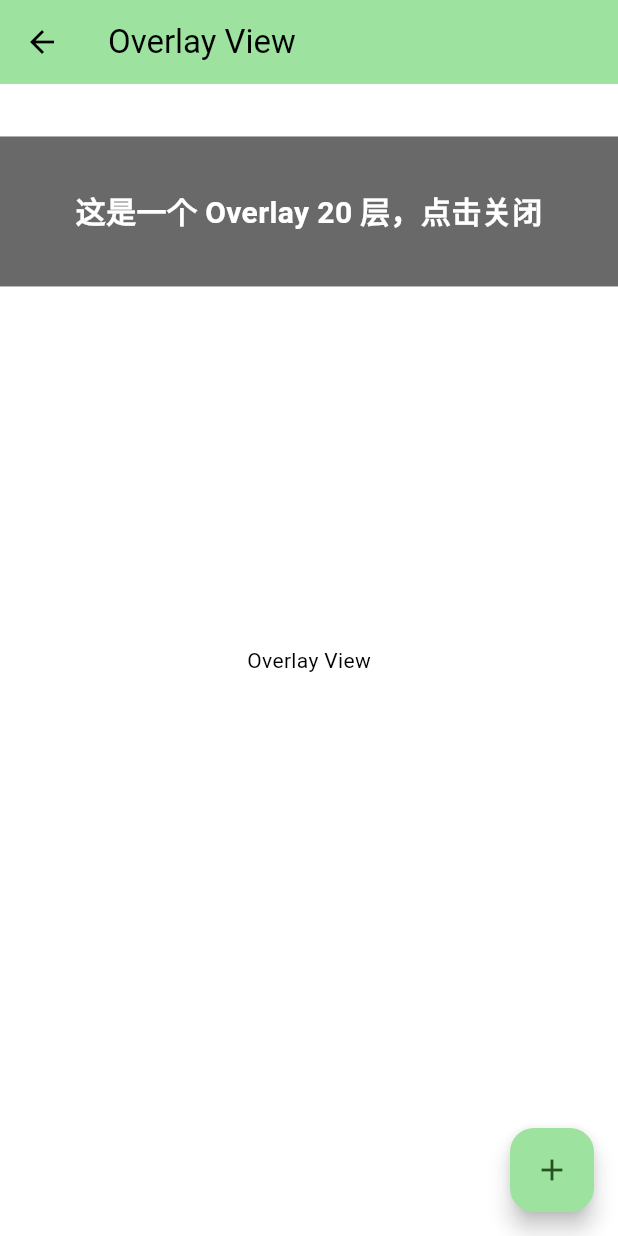
After one commit to zhaotl/flutter_workshop, a Flutter app: the OverlayView screen opened by its route, after a tap on the "add" icon, on a phone screen of 412 x 824 dp. The commit adds this screen. Run offline on Flutter 3.47's test engine with Material 3 defaults, Android fonts, the phone set to English and light mode, and no system bars; our stand-ins replace dio, flex_color_scheme, get.

Commit message:
add overlay

```diff
--- a/lib/main.dart
+++ b/lib/main.dart
@@ -2,6 +2,7 @@ import 'package:flutter/material.dart';
 import 'package:flutter_workshop/flip_image.dart';
 import 'package:flutter_workshop/flipping_switch.dart';
 import 'package:flutter_workshop/global.dart';
+import 'package:flutter_workshop/overlay/overlay_view.dart';
 import 'package:flutter_workshop/theme.dart';
 import 'package:flutter_workshop/ticker_chart.dart';
 import 'package:get/get.dart';
@@ -31,6 +32,7 @@ class MyApp extends StatelessWidget {
       theme: GlobalService.to.isDarkMode ? AppTheme.dark : AppTheme.light,
       routes: {
         '/ticker': (context) => const TickerPage(),
+        '/overlay': (context) => const OverlayView(),
       },
       home: const MyHomePage(title: 'Flutter Demo Home Page'),
     );
--- /dev/null
+++ b/lib/overlay/overlay_view.dart
@@ -0,0 +1,91 @@
+import 'dart:math';
+
+import 'package:flutter/material.dart';
+
+class OverlayView extends StatefulWidget {
+  const OverlayView({super.key});
+
+  @override
+  State<OverlayView> createState() => _OverlayViewState();
+}
+
+class _OverlayViewState extends State<OverlayView> {
+  OverlayState? _overlayState;
+  final List<OverlayEntry> _overlayEntries = [];
+
+  @override
+  void initState() {
+    super.initState();
+    _overlayState = Overlay.of(context);
+  }
+
+  @override
+  void dispose() {
+    _overlayState?.dispose();
+    super.dispose();
+  }
+
+  @override
+  Widget build(BuildContext context) {
+    return Scaffold(
+      appBar: AppBar(
+        backgroundColor: Theme.of(context).colorScheme.primaryContainer,
+        title: const Text('Overlay View'),
+      ),
+      body: const Center(
+        child: Text('Overlay View'),
+      ),
+      floatingActionButton: _buildOverlayButton(),
+    );
+  }
+
+  void showRandomOverlay() {
+    final bgColor = Color.fromARGB(255, 1 + Random().nextInt(254),
+        1 + Random().nextInt(254), 1 + Random().nextInt(254));
+
+    final screenWidth = MediaQuery.of(context).size.width;
+    final randomHeight =
+        MediaQuery.of(context).size.height * Random().nextDouble();
+
+    OverlayEntry? overlayEnry;
+    overlayEnry = OverlayEntry(
+      builder: (context) => Positioned(
+        top: randomHeight,
+        left: 0,
+        child: Material(
+          color: bgColor,
+          child: InkWell(
+            onTap: () {
+              overlayEnry?.remove();
+              _overlayEntries.remove(overlayEnry);
+            },
+            child: SizedBox(
+              width: screenWidth,
+              height: 100,
+              child: Center(
+                child: Text(
+                  '这是一个 Overlay ${Random().nextInt(100)} 层，点击关闭',
+                  style: TextStyle(
+                    fontSize: 20,
+                    color: Colors.white,
+                    decoration: TextDecoration.none,
+                    fontWeight: FontWeight.bold,
+                  ),
+                ),
+              ),
+            ),
+          ),
+        ),
+      ),
+    );
+    _overlayState?.insert(overlayEnry);
+    _overlayEntries.add(overlayEnry);
+  }
+
+  Widget _buildOverlayButton() {
+    return FloatingActionButton(
+      onPressed: showRandomOverlay,
+      child: const Icon(Icons.add),
+    );
+  }
+}
```
Also changed, not shown: lib/http/http_service.dart (added, +45 -0 lines), pubspec.yaml (+6 -5 lines), pubspec.lock, 1 other file.
